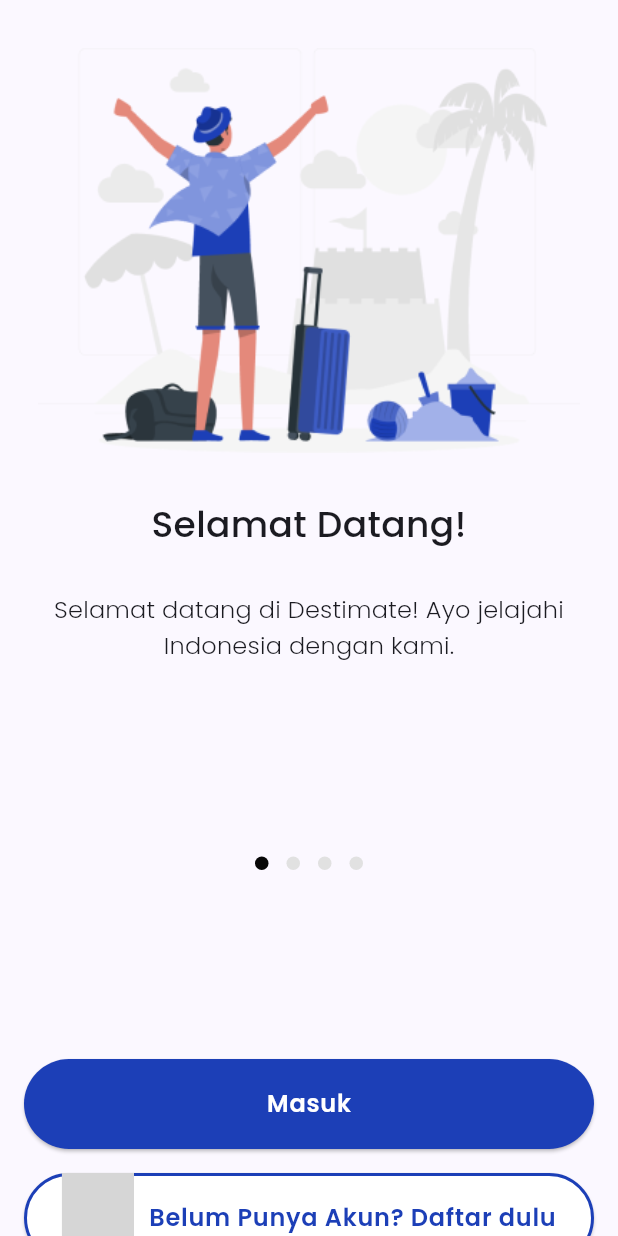
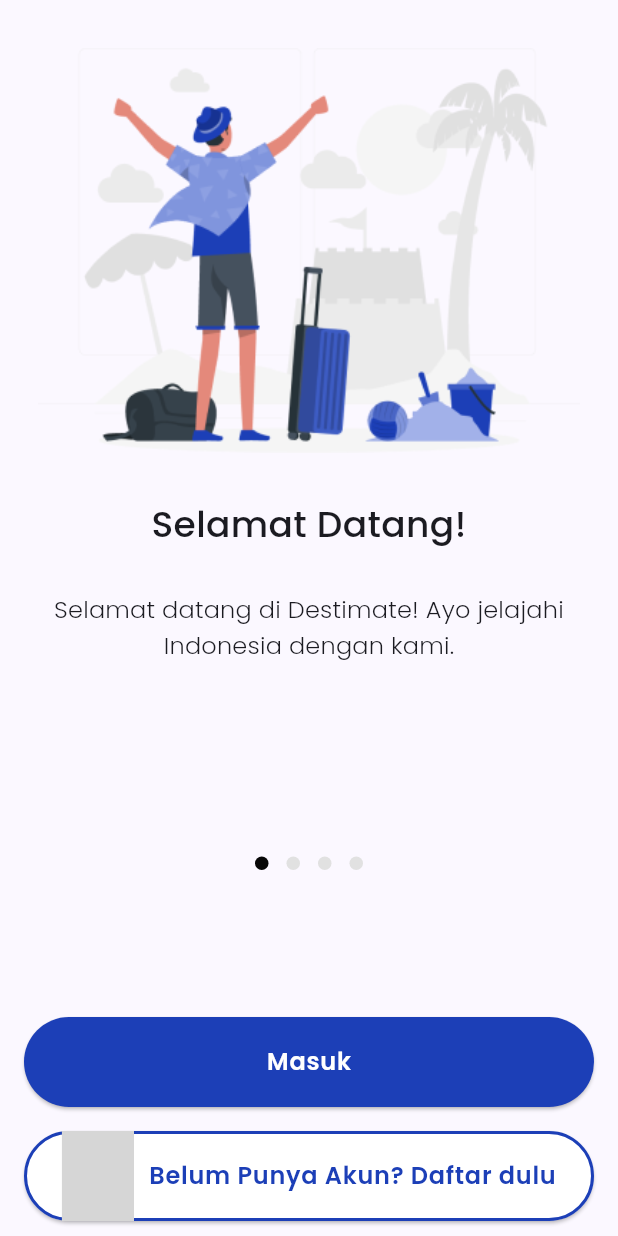
Before and after one commit to Capstone-Tim-02/sustain-tour-mobile, a Flutter app: the screen it shows after launch, on a phone screen of 412 x 824 dp. Run offline on Flutter 3.47's test engine with Material 3 defaults, Android fonts, the phone set to English and light mode, and no system bars; drawn by our look-alikes of carousel_slider, dots_indicator; our stand-ins replace dio, email_validator, flutter_dotenv, flutter_svg, google_maps_flutter, image_picker and 6 more; missing offline and left inert: flutter_config; accounts and stored records are empty; project files that could hold a hidden picture were left out; grey boxes are pictures that could not be loaded.

Commit message:
memperbaiki login sementara

```diff
--- a/lib/screen/login_screen/matchmaking_question/matchmaking_2.dart
+++ b/lib/screen/login_screen/matchmaking_question/matchmaking_2.dart
@@ -98,7 +98,7 @@
                   ),
                 ),
                 const SizedBox(
-                  height: 91,
+                  height: 51,
                 ),
                 Row(
                   mainAxisAlignment: MainAxisAlignment.spaceBetween,
--- a/lib/screen/login_screen/matchmaking_question/matchmaking_3.dart
+++ b/lib/screen/login_screen/matchmaking_question/matchmaking_3.dart
@@ -45,7 +45,7 @@
             textAlign: TextAlign.center,
           ),
           const SizedBox(
-            height: 159,
+            height: 100,
           ),
           ButtonWidget.defaultContainer(
               text: 'Mulai',
--- a/lib/screen/onboarding_screen/onboarding_screen.dart
+++ b/lib/screen/onboarding_screen/onboarding_screen.dart
@@ -22,11 +22,17 @@
   Widget build(BuildContext context) {
     return Scaffold(
       resizeToAvoidBottomInset: false,
-      body: Column(
+      body: Padding(
+        padding: const EdgeInsets.only(bottom: 10),
+        child: Column(
+          mainAxisAlignment: MainAxisAlignment.spaceBetween,
+          mainAxisSize: MainAxisSize.max,
           children: [
             Consumer<OnboardingProvider>(
               builder: (context, provider, child) {
                 return Column(
+                  children: [
+                    Column(
                       children: [
                         CarouselSlider.builder(
                           itemCount: provider.carouselItems.length,
@@ -34,7 +40,8 @@
                             final item = provider.carouselItems[index];
                             return Container(
                               margin: const EdgeInsets.only(top: 32),
-                        padding: const EdgeInsets.symmetric(horizontal: 16),
+                              padding:
+                                  const EdgeInsets.symmetric(horizontal: 16),
                               child: Column(
                                 children: [
                                   Center(
@@ -92,9 +99,14 @@
                               activeColor: ColorThemeStyle.black100,
                               color: ColorThemeStyle.grey50),
                         ),
-                  const SizedBox(
-                    height: 120,
+                      ],
                     ),
+                  ],
+                );
+              },
+            ),
+            Column(
+              children: [
                 ButtonWidget.defaultContainer(
                     text: "Masuk",
                     onPressed: () {
@@ -111,10 +123,9 @@
                           context, Routes.registerScreen);
                     })
               ],
-              );
-            },
             ),
           ],
+        ),
       ),
     );
   }
```
Also changed, not shown: lib/screen/login_screen/login_screen.dart (+14 -14 lines), lib/screen/login_screen/matchmaking_question/matchmaking_1.dart (+20 -8 lines). Lines whose indentation alone changed are shown as unchanged.
